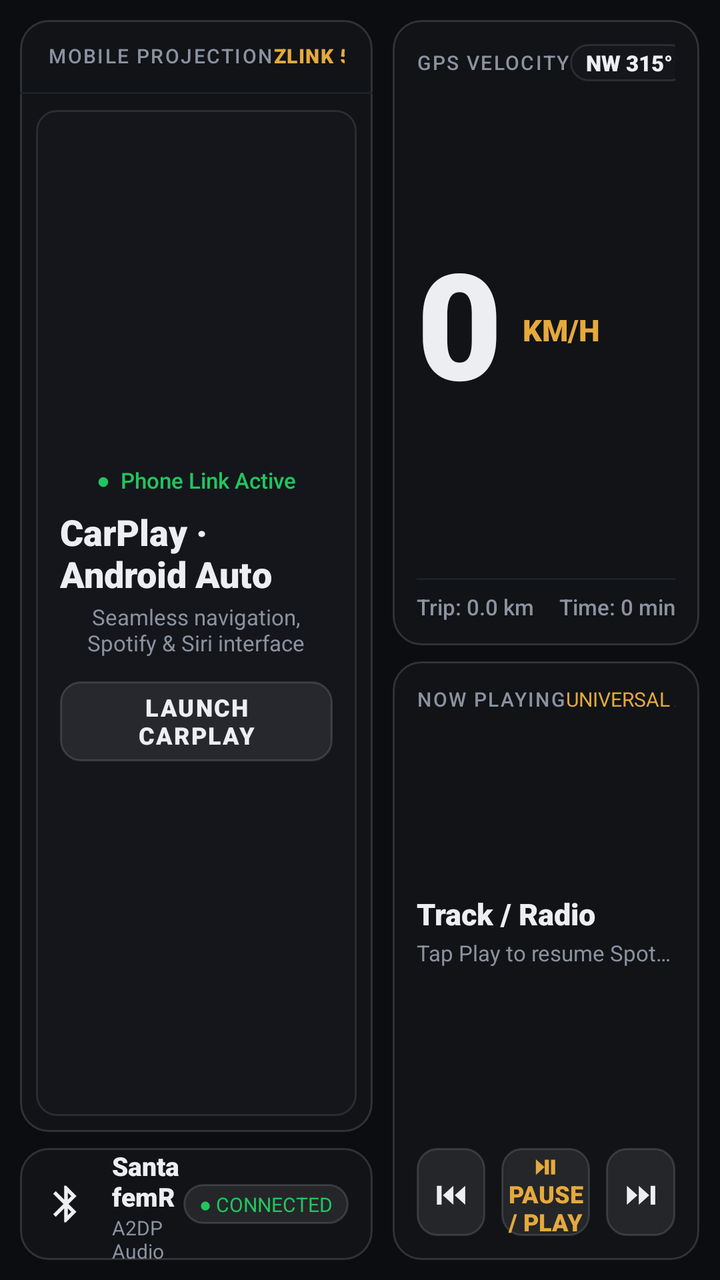
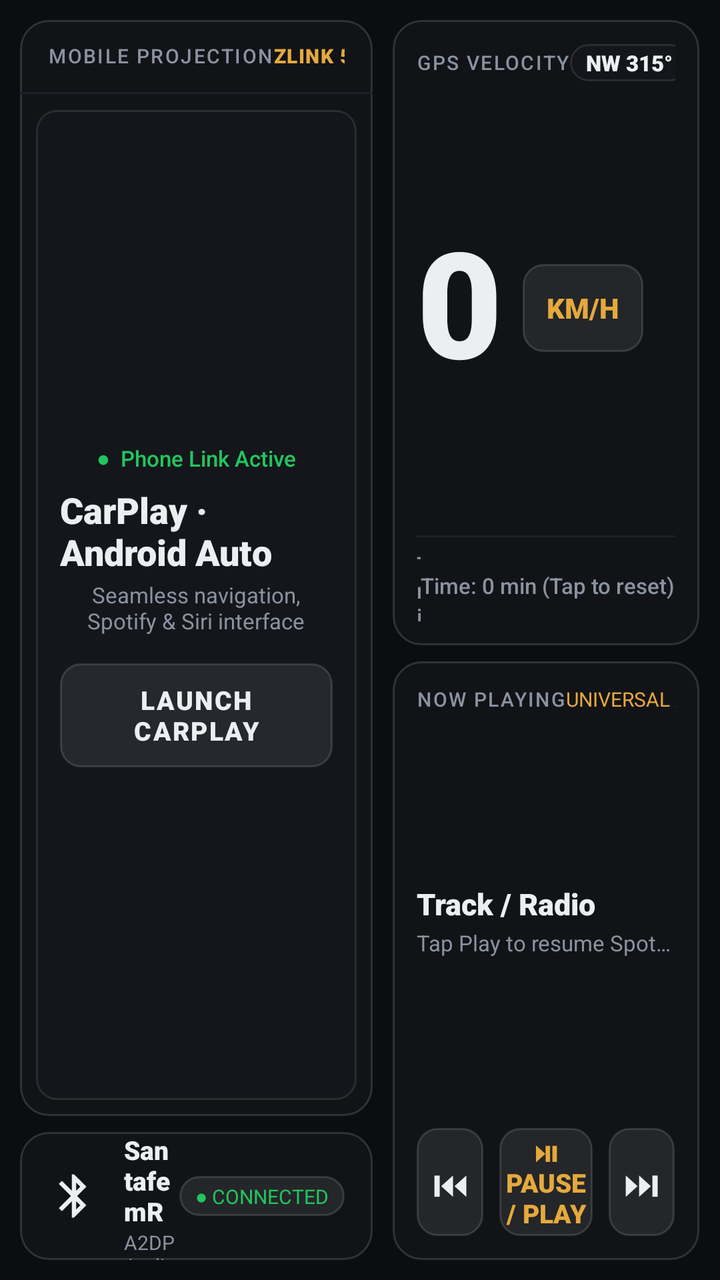

The first picture is an Android layout as it rendered before a commit; the second is the same layout after the commit. The layout source and the unified diff follow.
<!-- AndroidManifest.xml: application theme Theme.ApexDrive -->
<!-- res/layout/view_dashboard.xml -->
<?xml version="1.0" encoding="utf-8"?>
<LinearLayout xmlns:android="http://schemas.android.com/apk/res/android"
    android:layout_width="match_parent"
    android:layout_height="match_parent"
    android:orientation="horizontal"
    android:padding="10dp">

    
    <LinearLayout
        android:layout_width="0dp"
        android:layout_height="match_parent"
        android:layout_weight="1.15"
        android:orientation="vertical">

        
        <LinearLayout
            android:layout_width="match_parent"
            android:layout_height="0dp"
            android:layout_weight="1"
            android:orientation="vertical"
            android:background="@drawable/bg_panel">

            
            <LinearLayout
                android:layout_width="match_parent"
                android:layout_height="36dp"
                android:orientation="horizontal"
                android:gravity="center_vertical"
                android:paddingStart="14dp"
                android:paddingEnd="14dp">

                <TextView
                    android:layout_width="wrap_content"
                    android:layout_height="wrap_content"
                    android:text="MOBILE PROJECTION"
                    android:textColor="@color/cockpit_text_secondary"
                    android:textSize="10sp"
                    android:fontFamily="sans-serif-medium"
                    android:letterSpacing="0.08" />

                <View
                    android:layout_width="0dp"
                    android:layout_height="1dp"
                    android:layout_weight="1" />

                <TextView
                    android:id="@+id/tvCarPlayProtocol"
                    android:layout_width="wrap_content"
                    android:layout_height="wrap_content"
                    android:text="ZLINK 5.3"
                    android:textColor="@color/accent_amber"
                    android:textSize="10sp"
                    android:fontFamily="sans-serif-black"
                    android:letterSpacing="0.05" />
            </LinearLayout>

            <View
                android:layout_width="match_parent"
                android:layout_height="1dp"
                android:background="@color/cockpit_surface_border_subtle" />

            
            <LinearLayout
                android:layout_width="match_parent"
                android:layout_height="match_parent"
                android:layout_margin="8dp"
                android:orientation="vertical"
                android:gravity="center"
                android:background="@drawable/bg_card_inner"
                android:padding="12dp">

                <TextView
                    android:id="@+id/tvCarPlayReadyBadge"
                    android:layout_width="wrap_content"
                    android:layout_height="wrap_content"
                    android:text="●  Phone Link Active"
                    android:textColor="@color/status_active"
                    android:textSize="11sp"
                    android:fontFamily="sans-serif-medium" />

                
                <TextView
                    android:layout_width="wrap_content"
                    android:layout_height="wrap_content"
                    android:layout_marginTop="6dp"
                    android:text="CarPlay · Android Auto"
                    android:textColor="@color/cockpit_text_primary"
                    android:textSize="18sp"
                    android:fontFamily="sans-serif-black" />

                <TextView
                    android:layout_width="wrap_content"
                    android:layout_height="wrap_content"
                    android:layout_marginTop="2dp"
                    android:gravity="center"
                    android:text="Seamless navigation, Spotify &amp; Siri interface"
                    android:textColor="@color/cockpit_text_secondary"
                    android:textSize="11sp"
                    android:fontFamily="sans-serif" />

                <Button
                    android:id="@+id/btnLaunchCarPlay"
                    android:layout_width="wrap_content"
                    android:layout_height="40dp"
                    android:layout_marginTop="12dp"
                    android:background="@drawable/bg_elevated_btn"
                    android:text="LAUNCH CARPLAY"
                    android:textColor="@color/cockpit_text_primary"
                    android:textSize="12sp"
                    android:fontFamily="sans-serif-black"
                    android:letterSpacing="0.06"
                    android:paddingStart="24dp"
                    android:paddingEnd="24dp" />

            </LinearLayout>

        </LinearLayout>

        
        <LinearLayout
            android:id="@+id/cardBluetooth"
            android:layout_width="match_parent"
            android:layout_height="56dp"
            android:layout_marginTop="8dp"
            android:orientation="horizontal"
            android:gravity="center_vertical"
            android:background="@drawable/bg_panel"
            android:paddingStart="12dp"
            android:paddingEnd="12dp"
            android:clickable="true"
            android:focusable="true">

            <ImageView
                android:layout_width="22dp"
                android:layout_height="22dp"
                android:src="@drawable/ic_nav_bluetooth"
                android:contentDescription="Bluetooth" />

            <LinearLayout
                android:layout_width="0dp"
                android:layout_height="wrap_content"
                android:layout_marginStart="12dp"
                android:layout_weight="1"
                android:orientation="vertical">

                <TextView
                    android:id="@+id/tvBtDeviceName"
                    android:layout_width="wrap_content"
                    android:layout_height="wrap_content"
                    android:text="SantafemR"
                    android:textColor="@color/cockpit_text_primary"
                    android:textSize="13sp"
                    android:fontFamily="sans-serif-black" />

                <TextView
                    android:id="@+id/tvBtProfileDetail"
                    android:layout_width="wrap_content"
                    android:layout_height="wrap_content"
                    android:text="A2DP Audio &amp; Calls Active"
                    android:textColor="@color/cockpit_text_secondary"
                    android:textSize="10sp"
                    android:fontFamily="sans-serif" />
            </LinearLayout>

            <TextView
                android:id="@+id/tvBtStatusBadge"
                android:layout_width="wrap_content"
                android:layout_height="wrap_content"
                android:background="@drawable/bg_elevated_btn"
                android:paddingStart="8dp"
                android:paddingEnd="8dp"
                android:paddingTop="3dp"
                android:paddingBottom="3dp"
                android:text="● CONNECTED"
                android:textColor="@color/status_active"
                android:textSize="10sp"
                android:fontFamily="sans-serif-bold" />

        </LinearLayout>

    </LinearLayout>

    
    <View
        android:layout_width="10dp"
        android:layout_height="match_parent" />

    
    <LinearLayout
        android:layout_width="0dp"
        android:layout_height="match_parent"
        android:layout_weight="1"
        android:orientation="vertical">

        
        <LinearLayout
            android:layout_width="match_parent"
            android:layout_height="0dp"
            android:layout_weight="1.15"
            android:orientation="vertical"
            android:background="@drawable/bg_panel"
            android:padding="12dp">

            <LinearLayout
                android:layout_width="match_parent"
                android:layout_height="wrap_content"
                android:orientation="horizontal"
                android:gravity="center_vertical">

                <TextView
                    android:layout_width="wrap_content"
                    android:layout_height="wrap_content"
                    android:text="GPS VELOCITY"
                    android:textColor="@color/cockpit_text_secondary"
                    android:textSize="10sp"
                    android:fontFamily="sans-serif-medium"
                    android:letterSpacing="0.08" />

                <View
                    android:layout_width="0dp"
                    android:layout_height="1dp"
                    android:layout_weight="1" />

                
                <TextView
                    android:id="@+id/tvHeading"
                    android:layout_width="wrap_content"
                    android:layout_height="wrap_content"
                    android:background="@drawable/bg_card_inner"
                    android:paddingStart="8dp"
                    android:paddingEnd="8dp"
                    android:paddingTop="2dp"
                    android:paddingBottom="2dp"
                    android:text="NW 315°"
                    android:textColor="@color/cockpit_text_primary"
                    android:textSize="11sp"
                    android:fontFamily="sans-serif-black" />
            </LinearLayout>

            
            <LinearLayout
                android:layout_width="match_parent"
                android:layout_height="0dp"
                android:layout_weight="1"
                android:gravity="center_vertical"
                android:orientation="horizontal">

                <TextView
                    android:id="@+id/tvSpeed"
                    android:layout_width="wrap_content"
                    android:layout_height="wrap_content"
                    android:text="0"
                    android:textColor="@color/cockpit_text_primary"
                    android:textSize="74sp"
                    android:fontFamily="sans-serif-black"
                    android:includeFontPadding="false" />

                <TextView
                    android:id="@+id/tvSpeedUnit"
                    android:layout_width="wrap_content"
                    android:layout_height="wrap_content"
                    android:layout_marginStart="10dp"
                    android:text="KM/H"
                    android:textColor="@color/accent_amber"
                    android:textSize="15sp"
                    android:fontFamily="sans-serif-black" />
            </LinearLayout>

            <View
                android:layout_width="match_parent"
                android:layout_height="1dp"
                android:background="@color/cockpit_surface_border_subtle" />

            <LinearLayout
                android:layout_width="match_parent"
                android:layout_height="wrap_content"
                android:layout_marginTop="6dp"
                android:orientation="horizontal">

                <TextView
                    android:id="@+id/tvTripDistance"
                    android:layout_width="0dp"
                    android:layout_height="wrap_content"
                    android:layout_weight="1"
                    android:text="Trip: 0.0 km"
                    android:textColor="@color/cockpit_text_secondary"
                    android:textSize="11sp"
                    android:fontFamily="sans-serif-medium" />

                <TextView
                    android:id="@+id/tvTripTime"
                    android:layout_width="wrap_content"
                    android:layout_height="wrap_content"
                    android:text="Time: 0 min"
                    android:textColor="@color/cockpit_text_secondary"
                    android:textSize="11sp"
                    android:fontFamily="sans-serif-medium" />
            </LinearLayout>

        </LinearLayout>

        
        <LinearLayout
            android:layout_width="match_parent"
            android:layout_height="0dp"
            android:layout_weight="1.1"
            android:layout_marginTop="8dp"
            android:orientation="vertical"
            android:background="@drawable/bg_panel"
            android:padding="12dp">

            <LinearLayout
                android:layout_width="match_parent"
                android:layout_height="wrap_content"
                android:orientation="horizontal">

                <TextView
                    android:layout_width="wrap_content"
                    android:layout_height="wrap_content"
                    android:text="NOW PLAYING"
                    android:textColor="@color/cockpit_text_secondary"
                    android:textSize="10sp"
                    android:fontFamily="sans-serif-medium"
                    android:letterSpacing="0.08" />

                <View
                    android:layout_width="0dp"
                    android:layout_height="1dp"
                    android:layout_weight="1" />

                <TextView
                    android:layout_width="wrap_content"
                    android:layout_height="wrap_content"
                    android:text="UNIVERSAL AUDIO"
                    android:textColor="@color/accent_amber"
                    android:textSize="10sp"
                    android:fontFamily="sans-serif-bold" />
            </LinearLayout>

            <LinearLayout
                android:layout_width="match_parent"
                android:layout_height="0dp"
                android:layout_weight="1"
                android:gravity="center_vertical"
                android:orientation="vertical">

                <TextView
                    android:id="@+id/tvTrackTitle"
                    android:layout_width="wrap_content"
                    android:layout_height="wrap_content"
                    android:text="Track / Radio"
                    android:textColor="@color/cockpit_text_primary"
                    android:textSize="15sp"
                    android:fontFamily="sans-serif-black"
                    android:singleLine="true"
                    android:ellipsize="end" />

                <TextView
                    android:id="@+id/tvTrackArtist"
                    android:layout_width="wrap_content"
                    android:layout_height="wrap_content"
                    android:layout_marginTop="2dp"
                    android:text="Tap Play to resume Spotify, Radio or CarPlay"
                    android:textColor="@color/cockpit_text_secondary"
                    android:textSize="11sp"
                    android:fontFamily="sans-serif"
                    android:singleLine="true"
                    android:ellipsize="end" />
            </LinearLayout>

            
            <LinearLayout
                android:layout_width="match_parent"
                android:layout_height="44dp"
                android:orientation="horizontal"
                android:gravity="center_vertical">

                <Button
                    android:id="@+id/btnMediaPrev"
                    android:layout_width="0dp"
                    android:layout_height="match_parent"
                    android:layout_weight="1"
                    android:background="@drawable/bg_elevated_btn"
                    android:text="⏮"
                    android:textColor="@color/cockpit_text_primary"
                    android:textSize="16sp" />

                <Button
                    android:id="@+id/btnMediaPlayPause"
                    android:layout_width="0dp"
                    android:layout_height="match_parent"
                    android:layout_weight="1.3"
                    android:layout_marginStart="8dp"
                    android:layout_marginEnd="8dp"
                    android:background="@drawable/bg_elevated_btn"
                    android:text="⏯  PAUSE / PLAY"
                    android:textColor="@color/accent_amber"
                    android:textSize="12sp"
                    android:fontFamily="sans-serif-black" />

                <Button
                    android:id="@+id/btnMediaNext"
                    android:layout_width="0dp"
                    android:layout_height="match_parent"
                    android:layout_weight="1"
                    android:background="@drawable/bg_elevated_btn"
                    android:text="⏭"
                    android:textColor="@color/cockpit_text_primary"
                    android:textSize="16sp" />
            </LinearLayout>

        </LinearLayout>

    </LinearLayout>

</LinearLayout>
<!-- resources referenced by this layout -->
<resources>
  <color name="accent_amber">#E5A93C</color>
  <color name="cockpit_surface_border_subtle">#1C2027</color>
  <color name="cockpit_text_primary">#ECEEF2</color>
  <color name="cockpit_text_secondary">#8B92A0</color>
  <color name="status_active">#22C55E</color>
  <!-- drawable bg_card_inner (drawable) -->
  <?xml version="1.0" encoding="utf-8"?>
  <shape xmlns:android="http://schemas.android.com/apk/res/android"
      android:shape="rectangle">
      
      <solid android:color="#77181B22" />
      <stroke
          android:width="1dp"
          android:color="#1AFFFFFF" />
      <corners android:radius="10dp" />
  </shape>
  <!-- drawable bg_elevated_btn (drawable) -->
  <?xml version="1.0" encoding="utf-8"?>
  <selector xmlns:android="http://schemas.android.com/apk/res/android">
      <item android:state_pressed="true">
          <shape android:shape="rectangle">
              <solid android:color="#44FFFFFF" />
              <stroke android:width="1dp" android:color="#66FFFFFF" />
              <corners android:radius="10dp" />
          </shape>
      </item>
      <item android:state_focused="true">
          <shape android:shape="rectangle">
              <solid android:color="#33FFFFFF" />
              <stroke android:width="1dp" android:color="#55FFFFFF" />
              <corners android:radius="10dp" />
          </shape>
      </item>
      <item>
          <shape android:shape="rectangle">
              <solid android:color="#14FFFFFF" />
              <stroke android:width="1dp" android:color="#22FFFFFF" />
              <corners android:radius="10dp" />
          </shape>
      </item>
  </selector>
  <!-- drawable bg_panel (drawable) -->
  <?xml version="1.0" encoding="utf-8"?>
  <shape xmlns:android="http://schemas.android.com/apk/res/android"
      android:shape="rectangle">
      
      <solid android:color="#E8121419" />
      <stroke
          android:width="1dp"
          android:color="#24FFFFFF" />
      <corners android:radius="14dp" />
  </shape>
  <!-- drawable ic_nav_bluetooth (drawable) -->
  <vector xmlns:android="http://schemas.android.com/apk/res/android"
      android:width="24dp"
      android:height="24dp"
      android:viewportWidth="24"
      android:viewportHeight="24">
      
      <path
          android:fillColor="#ECEEF2"
          android:pathData="M17.71,7.71L12,2h-1v7.59L6.41,5 5,6.41 10.59,12 5,17.59 6.41,19 11,14.41V22h1l5.71,-5.71 -4.3,-4.29 4.3,-4.29zM13,5.83l1.88,1.88L13,9.59V5.83zm1.88,10.46L13,18.17v-3.76l1.88,1.88z" />
  </vector>
  <style name="Theme.ApexDrive" parent="Theme.AppCompat.NoActionBar">
          <item name="android:windowBackground">@color/cockpit_surface_base</item>
          <item name="android:statusBarColor">@color/cockpit_surface_panel</item>
          <item name="android:navigationBarColor">@color/cockpit_surface_base</item>
          <item name="android:windowNoTitle">true</item>
          <item name="android:windowFullscreen">true</item>
          <item name="android:colorBackground">@color/cockpit_surface_base</item>
      </style>
  <color name="cockpit_surface_base">#0C0D10</color>
  <color name="cockpit_surface_panel">#13151A</color>
</resources>

<!-- the commit's change to res/layout/view_dashboard.xml (unified diff, before → after) -->
@@ -101,16 +101,16 @@
                 <Button
                     android:id="@+id/btnLaunchCarPlay"
                     android:layout_width="wrap_content"
-                    android:layout_height="40dp"
-                    android:layout_marginTop="12dp"
+                    android:layout_height="52dp"
+                    android:layout_marginTop="14dp"
                     android:background="@drawable/bg_elevated_btn"
                     android:text="LAUNCH CARPLAY"
                     android:textColor="@color/cockpit_text_primary"
-                    android:textSize="12sp"
+                    android:textSize="13sp"
                     android:fontFamily="sans-serif-black"
                     android:letterSpacing="0.06"
-                    android:paddingStart="24dp"
-                    android:paddingEnd="24dp" />
+                    android:paddingStart="32dp"
+                    android:paddingEnd="32dp" />
 
             </LinearLayout>
 
@@ -120,19 +120,19 @@
         <LinearLayout
             android:id="@+id/cardBluetooth"
             android:layout_width="match_parent"
-            android:layout_height="56dp"
+            android:layout_height="64dp"
             android:layout_marginTop="8dp"
             android:orientation="horizontal"
             android:gravity="center_vertical"
             android:background="@drawable/bg_panel"
-            android:paddingStart="12dp"
-            android:paddingEnd="12dp"
+            android:paddingStart="14dp"
+            android:paddingEnd="14dp"
             android:clickable="true"
             android:focusable="true">
 
             <ImageView
-                android:layout_width="22dp"
-                android:layout_height="22dp"
+                android:layout_width="26dp"
+                android:layout_height="26dp"
                 android:src="@drawable/ic_nav_bluetooth"
                 android:contentDescription="Bluetooth" />
 
@@ -258,12 +258,18 @@
                 <TextView
                     android:id="@+id/tvSpeedUnit"
                     android:layout_width="wrap_content"
-                    android:layout_height="wrap_content"
+                    android:layout_height="44dp"
                     android:layout_marginStart="10dp"
+                    android:background="@drawable/bg_elevated_btn"
+                    android:gravity="center"
+                    android:paddingStart="12dp"
+                    android:paddingEnd="12dp"
                     android:text="KM/H"
                     android:textColor="@color/accent_amber"
-                    android:textSize="15sp"
-                    android:fontFamily="sans-serif-black" />
+                    android:textSize="14sp"
+                    android:fontFamily="sans-serif-black"
+                    android:clickable="true"
+                    android:focusable="true" />
             </LinearLayout>
 
             <View
@@ -272,10 +278,14 @@
                 android:background="@color/cockpit_surface_border_subtle" />
 
             <LinearLayout
-                android:layout_width="match_parent"
-                android:layout_height="wrap_content"
+                android:id="@+id/rowTripContainer"
+                android:layout_width="match_parent"
+                android:layout_height="36dp"
                 android:layout_marginTop="6dp"
-                android:orientation="horizontal">
+                android:gravity="center_vertical"
+                android:orientation="horizontal"
+                android:clickable="true"
+                android:focusable="true">
 
                 <TextView
                     android:id="@+id/tvTripDistance"
@@ -291,7 +301,7 @@
                     android:id="@+id/tvTripTime"
                     android:layout_width="wrap_content"
                     android:layout_height="wrap_content"
-                    android:text="Time: 0 min"
+                    android:text="Time: 0 min (Tap to reset)"
                     android:textColor="@color/cockpit_text_secondary"
                     android:textSize="11sp"
                     android:fontFamily="sans-serif-medium" />
@@ -371,7 +381,7 @@
             
             <LinearLayout
                 android:layout_width="match_parent"
-                android:layout_height="44dp"
+                android:layout_height="54dp"
                 android:orientation="horizontal"
                 android:gravity="center_vertical">
 
@@ -383,19 +393,19 @@
                     android:background="@drawable/bg_elevated_btn"
                     android:text="⏮"
                     android:textColor="@color/cockpit_text_primary"
-                    android:textSize="16sp" />
+                    android:textSize="18sp" />
 
                 <Button
                     android:id="@+id/btnMediaPlayPause"
                     android:layout_width="0dp"
                     android:layout_height="match_parent"
-                    android:layout_weight="1.3"
+                    android:layout_weight="1.4"
                     android:layout_marginStart="8dp"
                     android:layout_marginEnd="8dp"
                     android:background="@drawable/bg_elevated_btn"
                     android:text="⏯  PAUSE / PLAY"
                     android:textColor="@color/accent_amber"
-                    android:textSize="12sp"
+                    android:textSize="13sp"
                     android:fontFamily="sans-serif-black" />
 
                 <Button
@@ -406,7 +416,7 @@
                     android:background="@drawable/bg_elevated_btn"
                     android:text="⏭"
                     android:textColor="@color/cockpit_text_primary"
-                    android:textSize="16sp" />
+                    android:textSize="18sp" />
             </LinearLayout>
 
         </LinearLayout>
